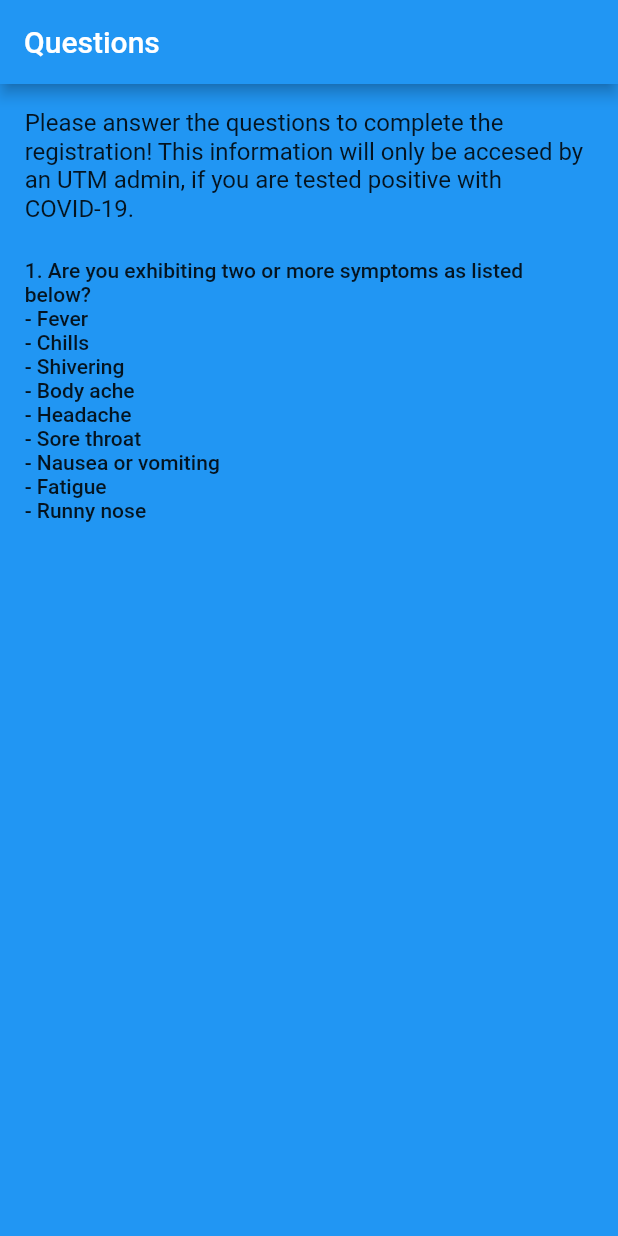
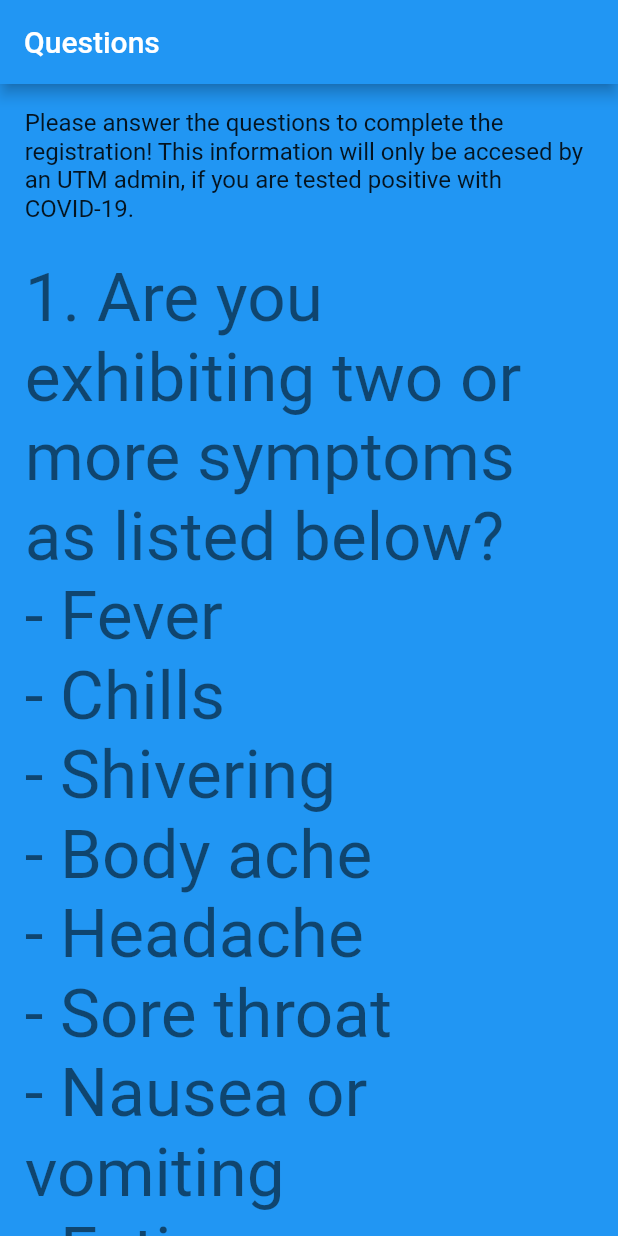
Before and after one commit to khp53/UTM-COVID-19-Contact-Tracing-Application, a Flutter app: the HealthStatusForm screen opened directly, on a phone screen of 412 x 824 dp. Run offline on Flutter 3.47's test engine with Material 2 defaults, Android fonts, the phone set to English and light mode, and no system bars; our stand-ins replace argon_buttons_flutter, cloud_firestore, firebase_auth, firebase_core, shared_preferences; accounts and stored records are empty.

Commit message:
version 6.05

```diff
--- a/lib/Application/healthStatusForm.dart
+++ b/lib/Application/healthStatusForm.dart
@@ -36,7 +36,7 @@ class _HealthStatusFormState extends State<HealthStatusForm> {
               Container(
                 child: Text(
                   _healthStatusFormHandler.getQuestionText(0),
-                  style: Theme.of(context).textTheme.bodyText1,
+                  style: Theme.of(context).textTheme.headline3,
                 ),
               ),
               SizedBox(
--- a/lib/main.dart
+++ b/lib/main.dart
@@ -80,6 +80,8 @@ class _InfoScreenState extends State<InfoScreen> {
                 textTheme: TextTheme(
                   bodyText1: TextStyle(color: Colors.white, fontSize: 15),
                   bodyText2: TextStyle(color: Colors.white54, fontSize: 15),
+                  headline3:
+                      TextStyle(color: Colors.white, fontSize: 15, height: 1.8),
                   subtitle1: TextStyle(
                       color: Color(0xff8F8F8F), fontSize: 12, height: 1.5),
                   headline1: TextStyle(
```
